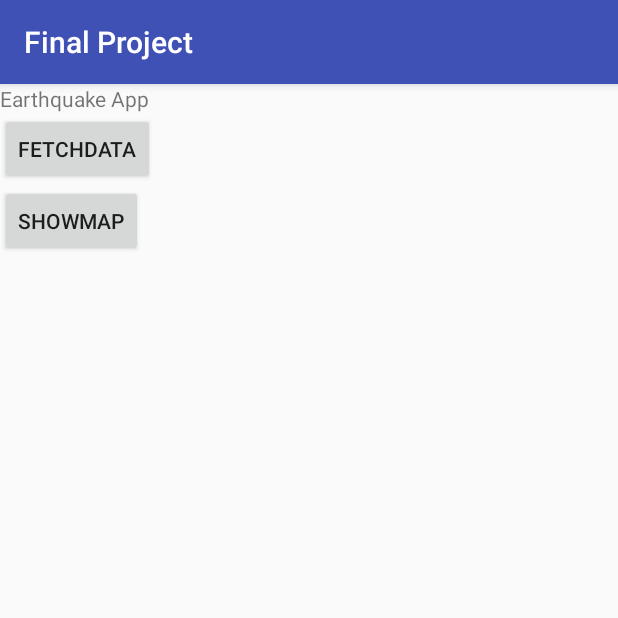
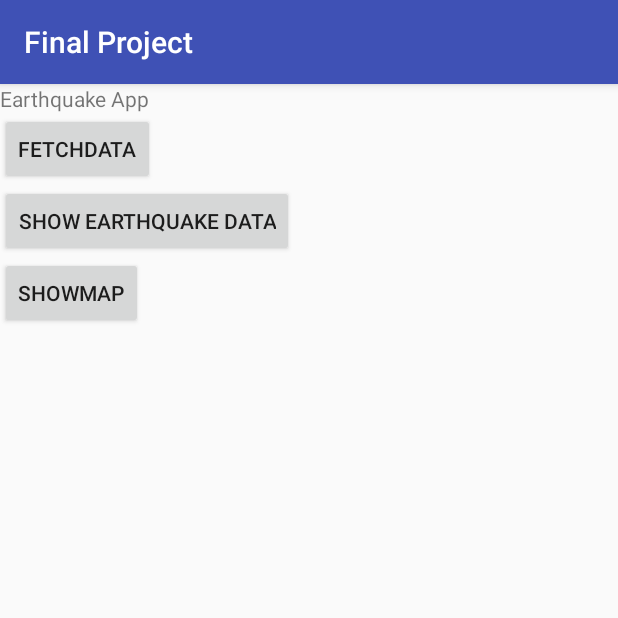
Before and after one commit to vanisletechguy/earthquakeAppAndroid, an Android app: the screen it shows after launch (MainActivity), on a phone screen of 412 x 824 dp, the top half of it. Run offline under Robolectric (Android 15) with nearby library versions, the phone set to English and light mode, and no system bars.

Commit message:
quake models

```diff
--- a/app/src/main/AndroidManifest.xml
+++ b/app/src/main/AndroidManifest.xml
@@ -8,7 +8,7 @@
         android:roundIcon="@mipmap/ic_launcher_round"
         android:supportsRtl="true"
         android:theme="@style/AppTheme">
-        <activity android:name=".MainActivity">
+        <activity android:name=".Activities.MainActivity">
             <intent-filter>
                 <action android:name="android.intent.action.MAIN"/>
 
--- /dev/null
+++ b/app/src/main/java/com/mikeaubie/finalproject/Activities/MainActivity.java
@@ -0,0 +1,48 @@
+package com.mikeaubie.finalproject.Activities;
+
+import android.content.Context;
+
+import android.support.v4.app.FragmentTransaction;
+import android.support.v7.app.AppCompatActivity;
+import android.os.Bundle;
+import android.view.View;
+import android.widget.Toast;
+
+import com.mikeaubie.finalproject.Fragments.WelcomeFragment;
+import com.mikeaubie.finalproject.Models.EarthQuake;
+import com.mikeaubie.finalproject.Models.EarthQuakes;
+import com.mikeaubie.finalproject.R;
+
+public class MainActivity extends AppCompatActivity {
+
+
+
+  @Override
+  protected void onCreate(Bundle savedInstanceState) {
+    super.onCreate(savedInstanceState);
+    setContentView(R.layout.activity_main);
+
+
+    WelcomeFragment welcomeFragment = new WelcomeFragment();
+    FragmentTransaction ft = getSupportFragmentManager().beginTransaction();
+    ft.add(R.id.flContainer, welcomeFragment);
+    ft.commit();
+
+
+
+  }
+
+  public void fetchData(View v) {
+    EarthQuakes.generateQuakes();
+    int numberOfQuakes = EarthQuakes.mEarthQuakeList.size();
+    Toast.makeText(this.getApplicationContext(), "generated " + numberOfQuakes + " Quakes", Toast.LENGTH_SHORT).show();
+  }
+
+  public void showData(View v) {
+
+  }
+
+  public void showMap(View v) {
+
+  }
+}
--- /dev/null
+++ b/app/src/main/java/com/mikeaubie/finalproject/Fragments/WelcomeFragment.java
@@ -0,0 +1,33 @@
+package com.mikeaubie.finalproject.Fragments;
+
+
+import android.os.Bundle;
+import android.support.v4.app.Fragment;
+import android.view.LayoutInflater;
+import android.view.View;
+import android.view.ViewGroup;
+import android.widget.Toast;
+
+import com.mikeaubie.finalproject.Models.EarthQuakes;
+import com.mikeaubie.finalproject.R;
+
+/**
+ * A simple {@link Fragment} subclass.
+ */
+public class WelcomeFragment extends Fragment {
+
+
+  public WelcomeFragment() {
+    // Required empty public constructor
+  }
+
+
+  @Override
+  public View onCreateView(LayoutInflater inflater, ViewGroup container,
+                           Bundle savedInstanceState) {
+    // Inflate the layout for this fragment
+    return inflater.inflate(R.layout.fragment_welcome, container, false);
+  }
+
+
+}
--- a/app/src/main/res/layout/activity_main.xml
+++ b/app/src/main/res/layout/activity_main.xml
@@ -6,28 +6,11 @@
     android:layout_width="match_parent"
     android:layout_height="match_parent"
     android:orientation="vertical"
-    tools:context="com.mikeaubie.finalproject.MainActivity">
-
-    <TextView
-        android:layout_width="wrap_content"
-        android:layout_height="wrap_content"
-        android:text="Earthquake App"
-        app:layout_constraintBottom_toBottomOf="parent"
-        app:layout_constraintLeft_toLeftOf="parent"
-        app:layout_constraintRight_toRightOf="parent"
-        app:layout_constraintTop_toTopOf="parent"/>
-
-    <Button
-        android:id="@+id/fetchData"
-        android:layout_width="wrap_content"
-        android:layout_height="wrap_content"
-        android:text="FetchData"
-    />
-    <Button
-        android:id="@+id/showMap"
-        android:layout_width="wrap_content"
-        android:layout_height="wrap_content"
-        android:text="ShowMap"
+    tools:context="com.mikeaubie.finalproject.Activities.MainActivity">
+    <FrameLayout
+        android:id="@+id/flContainer"
+        android:layout_width="match_parent"
+        android:layout_height="match_parent"
         />
 
 </LinearLayout>
--- /dev/null
+++ b/app/src/main/res/layout/fragment_welcome.xml
@@ -0,0 +1,42 @@
+<LinearLayout
+xmlns:android="http://schemas.android.com/apk/res/android"
+xmlns:app="http://schemas.android.com/apk/res-auto"
+xmlns:tools="http://schemas.android.com/tools"
+android:layout_width="match_parent"
+android:layout_height="match_parent"
+android:orientation="vertical"
+tools:context="com.mikeaubie.finalproject.Fragments.WelcomeFragment">
+
+<TextView
+    android:layout_width="wrap_content"
+    android:layout_height="wrap_content"
+    android:text="Earthquake App"
+    app:layout_constraintBottom_toBottomOf="parent"
+    app:layout_constraintLeft_toLeftOf="parent"
+    app:layout_constraintRight_toRightOf="parent"
+    app:layout_constraintTop_toTopOf="parent"/>
+
+<Button
+    android:id="@+id/generateData"
+    android:layout_width="wrap_content"
+    android:layout_height="wrap_content"
+    android:text="FetchData"
+    android:onClick="fetchData"
+    />
+<Button
+    android:id="@+id/showData"
+    android:layout_width="wrap_content"
+    android:layout_height="wrap_content"
+    android:text="Show EarthQuake Data"
+    android:onClick="showData"
+    />
+
+<Button
+    android:id="@+id/showMap"
+    android:layout_width="wrap_content"
+    android:layout_height="wrap_content"
+    android:text="ShowMap"
+    android:onClick="showMap"
+    />
+
+</LinearLayout>
--- a/app/src/main/res/values/strings.xml
+++ b/app/src/main/res/values/strings.xml
@@ -1,3 +1,6 @@
 <resources>
     <string name="app_name">Final Project</string>
+
+    <!-- TODO: Remove or change this placeholder text -->
+    <string name="hello_blank_fragment">Hello blank fragment</string>
 </resources>
```
Also changed, not shown: app/build.gradle (+5 -2 lines), app/src/main/java/com/mikeaubie/finalproject/MainActivity.java (deleted, +0 -27 lines), app/src/main/java/com/mikeaubie/finalproject/Models/EarthQuake.java (added, +85 -0 lines), app/src/main/java/com/mikeaubie/finalproject/Models/EarthQuakes.java (added, +34 -0 lines).
